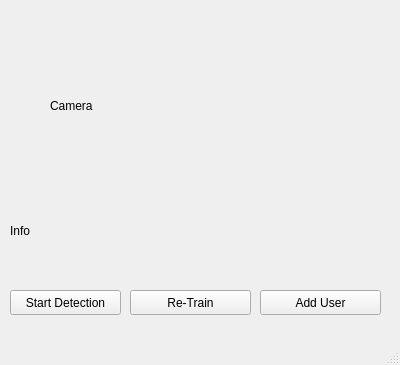
First picture: the form in ui/mainwindow.ui, repository wahyudotdev/face-recognition-python, before the edit.
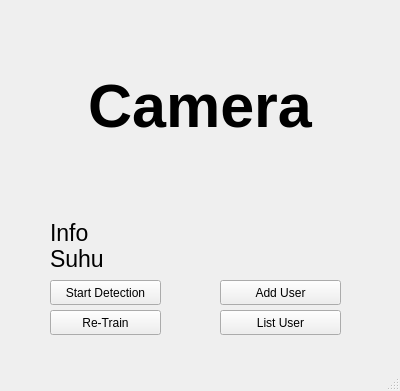
Second picture: the form after the edit.

```diff
--- a/ui/mainwindow.ui
+++ b/ui/mainwindow.ui
@@ -7,7 +7,7 @@
     <x>0</x>
     <y>0</y>
     <width>400</width>
-    <height>365</height>
+    <height>391</height>
    </rect>
   </property>
   <property name="windowTitle">
@@ -17,8 +17,8 @@
    <widget class="QPushButton" name="pbAddUser">
     <property name="geometry">
      <rect>
-      <x>260</x>
-      <y>290</y>
+      <x>220</x>
+      <y>280</y>
       <width>121</width>
       <height>25</height>
      </rect>
@@ -30,8 +30,8 @@
    <widget class="QPushButton" name="pbStart">
     <property name="geometry">
      <rect>
-      <x>10</x>
-      <y>290</y>
+      <x>50</x>
+      <y>280</y>
       <width>111</width>
       <height>25</height>
      </rect>
@@ -49,16 +49,31 @@
       <height>191</height>
      </rect>
     </property>
+    <property name="font">
+     <font>
+      <pointsize>46</pointsize>
+      <weight>75</weight>
+      <italic>false</italic>
+      <bold>true</bold>
+      <underline>false</underline>
+     </font>
+    </property>
+    <property name="autoFillBackground">
+     <bool>false</bool>
+    </property>
     <property name="text">
      <string>Camera</string>
     </property>
+    <property name="alignment">
+     <set>Qt::AlignCenter</set>
+    </property>
    </widget>
    <widget class="QPushButton" name="pbTrain">
     <property name="geometry">
      <rect>
-      <x>130</x>
-      <y>290</y>
-      <width>121</width>
+      <x>50</x>
+      <y>310</y>
+      <width>111</width>
       <height>25</height>
      </rect>
     </property>
@@ -69,14 +84,33 @@
    <widget class="QLabel" name="label_info">
     <property name="geometry">
      <rect>
-      <x>10</x>
-      <y>210</y>
-      <width>371</width>
-      <height>41</height>
+      <x>50</x>
+      <y>220</y>
+      <width>151</width>
+      <height>51</height>
      </rect>
     </property>
+    <property name="font">
+     <font>
+      <pointsize>17</pointsize>
+     </font>
+    </property>
     <property name="text">
-     <string>Info</string>
+     <string>Info
+Suhu</string>
+    </property>
+   </widget>
+   <widget class="QPushButton" name="pbListUser">
+    <property name="geometry">
+     <rect>
+      <x>220</x>
+      <y>310</y>
+      <width>121</width>
+      <height>25</height>
+     </rect>
+    </property>
+    <property name="text">
+     <string>List User</string>
     </property>
    </widget>
   </widget>
```
